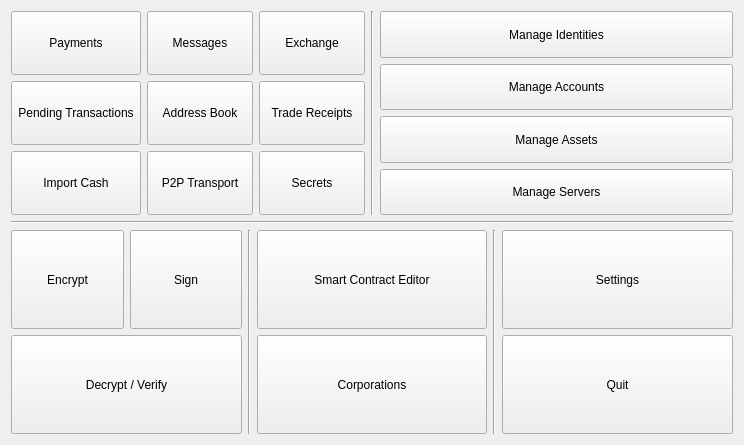
The window that src/gui/ui/dlgmenu.ui (Open-Transactions/Moneychanger) describes before a commit, drawn with Qt 5.
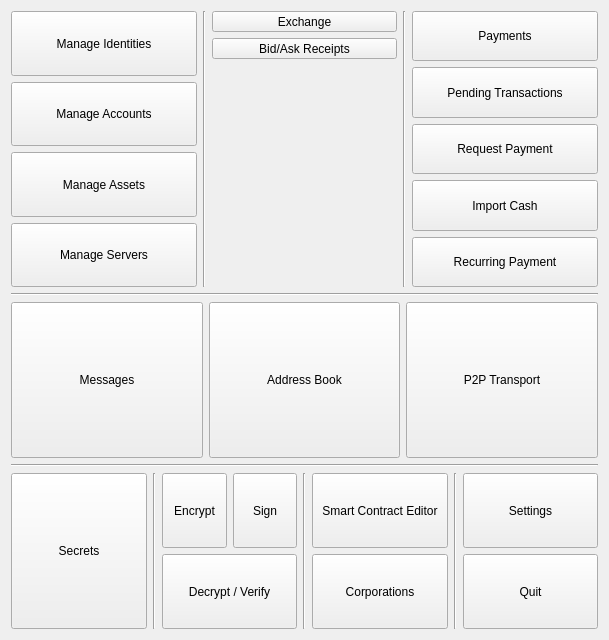
The same window after the commit. Icons and pictures are not drawn.

Commit message: "Recurring Payments" Dlg + other GUI improvements.

Diff of the .ui file:
```diff
--- a/src/gui/ui/dlgmenu.ui
+++ b/src/gui/ui/dlgmenu.ui
@@ -6,264 +6,16 @@
    <rect>
     <x>0</x>
     <y>0</y>
-    <width>744</width>
-    <height>445</height>
+    <width>609</width>
+    <height>640</height>
    </rect>
   </property>
   <property name="windowTitle">
    <string>Main Navigation</string>
   </property>
-  <layout class="QVBoxLayout" name="verticalLayout_4">
+  <layout class="QVBoxLayout" name="verticalLayout_6">
    <item>
-    <layout class="QHBoxLayout" name="horizontalLayout">
-     <item>
-      <layout class="QGridLayout" name="gridLayout_2">
-       <item row="0" column="0">
-        <widget class="QToolButton" name="toolButton_payments">
-         <property name="sizePolicy">
-          <sizepolicy hsizetype="Expanding" vsizetype="Expanding">
-           <horstretch>0</horstretch>
-           <verstretch>0</verstretch>
-          </sizepolicy>
-         </property>
-         <property name="text">
-          <string>Payments</string>
-         </property>
-         <property name="icon">
-          <iconset resource="../resource.qrc">
-           <normaloff>:/icons/icons/fistful_of_cash_72.png</normaloff>:/icons/icons/fistful_of_cash_72.png</iconset>
-         </property>
-         <property name="iconSize">
-          <size>
-           <width>64</width>
-           <height>64</height>
-          </size>
-         </property>
-         <property name="toolButtonStyle">
-          <enum>Qt::ToolButtonTextBesideIcon</enum>
-         </property>
-        </widget>
-       </item>
-       <item row="0" column="1">
-        <widget class="QToolButton" name="toolButton_messages">
-         <property name="sizePolicy">
-          <sizepolicy hsizetype="Expanding" vsizetype="Expanding">
-           <horstretch>0</horstretch>
-           <verstretch>0</verstretch>
-          </sizepolicy>
-         </property>
-         <property name="layoutDirection">
-          <enum>Qt::LeftToRight</enum>
-         </property>
-         <property name="text">
-          <string>Messages</string>
-         </property>
-         <property name="icon">
-          <iconset resource="../resource.qrc">
-           <normaloff>:/icons/icons/pencil.png</normaloff>:/icons/icons/pencil.png</iconset>
-         </property>
-         <property name="iconSize">
-          <size>
-           <width>64</width>
-           <height>64</height>
-          </size>
-         </property>
-         <property name="toolButtonStyle">
-          <enum>Qt::ToolButtonTextBesideIcon</enum>
-         </property>
-        </widget>
-       </item>
-       <item row="0" column="2">
-        <widget class="QToolButton" name="toolButton_markets">
-         <property name="sizePolicy">
-          <sizepolicy hsizetype="Expanding" vsizetype="Expanding">
-           <horstretch>0</horstretch>
-           <verstretch>0</verstretch>
-          </sizepolicy>
-         </property>
-         <property name="text">
-          <string>Exchange</string>
-         </property>
-         <property name="icon">
-          <iconset resource="../resource.qrc">
-           <normaloff>:/icons/markets</normaloff>:/icons/markets</iconset>
-         </property>
-         <property name="iconSize">
-          <size>
-           <width>64</width>
-           <height>64</height>
-          </size>
-         </property>
-         <property name="toolButtonStyle">
-          <enum>Qt::ToolButtonTextBesideIcon</enum>
-         </property>
-        </widget>
-       </item>
-       <item row="1" column="0">
-        <widget class="QToolButton" name="toolButton_pending">
-         <property name="sizePolicy">
-          <sizepolicy hsizetype="Expanding" vsizetype="Expanding">
-           <horstretch>0</horstretch>
-           <verstretch>0</verstretch>
-          </sizepolicy>
-         </property>
-         <property name="text">
-          <string>Pending Transactions</string>
-         </property>
-         <property name="icon">
-          <iconset resource="../resource.qrc">
-           <normaloff>:/icons/overview</normaloff>:/icons/overview</iconset>
-         </property>
-         <property name="iconSize">
-          <size>
-           <width>64</width>
-           <height>64</height>
-          </size>
-         </property>
-         <property name="toolButtonStyle">
-          <enum>Qt::ToolButtonTextBesideIcon</enum>
-         </property>
-        </widget>
-       </item>
-       <item row="1" column="1">
-        <widget class="QToolButton" name="toolButton_contacts">
-         <property name="sizePolicy">
-          <sizepolicy hsizetype="Expanding" vsizetype="Expanding">
-           <horstretch>0</horstretch>
-           <verstretch>0</verstretch>
-          </sizepolicy>
-         </property>
-         <property name="text">
-          <string>Address Book</string>
-         </property>
-         <property name="icon">
-          <iconset resource="../resource.qrc">
-           <normaloff>:/icons/icons/rolodex_small.png</normaloff>:/icons/icons/rolodex_small.png</iconset>
-         </property>
-         <property name="iconSize">
-          <size>
-           <width>64</width>
-           <height>64</height>
-          </size>
-         </property>
-         <property name="toolButtonStyle">
-          <enum>Qt::ToolButtonTextBesideIcon</enum>
-         </property>
-        </widget>
-       </item>
-       <item row="1" column="2">
-        <widget class="QToolButton" name="toolButton_trade_archive">
-         <property name="sizePolicy">
-          <sizepolicy hsizetype="Expanding" vsizetype="Expanding">
-           <horstretch>0</horstretch>
-           <verstretch>0</verstretch>
-          </sizepolicy>
-         </property>
-         <property name="text">
-          <string>Trade Receipts</string>
-         </property>
-         <property name="icon">
-          <iconset resource="../resource.qrc">
-           <normaloff>:/icons/overview</normaloff>:/icons/overview</iconset>
-         </property>
-         <property name="iconSize">
-          <size>
-           <width>64</width>
-           <height>64</height>
-          </size>
-         </property>
-         <property name="toolButtonStyle">
-          <enum>Qt::ToolButtonTextBesideIcon</enum>
-         </property>
-        </widget>
-       </item>
-       <item row="2" column="0">
-        <widget class="QToolButton" name="toolButton_importCash">
-         <property name="sizePolicy">
-          <sizepolicy hsizetype="Expanding" vsizetype="Expanding">
-           <horstretch>0</horstretch>
-           <verstretch>0</verstretch>
-          </sizepolicy>
-         </property>
-         <property name="text">
-          <string>Import Cash</string>
-         </property>
-         <property name="icon">
-          <iconset resource="../resource.qrc">
-           <normaloff>:/icons/icons/request.png</normaloff>:/icons/icons/request.png</iconset>
-         </property>
-         <property name="iconSize">
-          <size>
-           <width>64</width>
-           <height>64</height>
-          </size>
-         </property>
-         <property name="toolButtonStyle">
-          <enum>Qt::ToolButtonTextBesideIcon</enum>
-         </property>
-        </widget>
-       </item>
-       <item row="2" column="1">
-        <widget class="QToolButton" name="toolButton_transport">
-         <property name="sizePolicy">
-          <sizepolicy hsizetype="Expanding" vsizetype="Expanding">
-           <horstretch>0</horstretch>
-           <verstretch>0</verstretch>
-          </sizepolicy>
-         </property>
-         <property name="text">
-          <string>P2P Transport</string>
-         </property>
-         <property name="icon">
-          <iconset resource="../resource.qrc">
-           <normaloff>:/icons/icons/p2p.png</normaloff>:/icons/icons/p2p.png</iconset>
-         </property>
-         <property name="iconSize">
-          <size>
-           <width>64</width>
-           <height>64</height>
-          </size>
-         </property>
-         <property name="toolButtonStyle">
-          <enum>Qt::ToolButtonTextBesideIcon</enum>
-         </property>
-        </widget>
-       </item>
-       <item row="2" column="2">
-        <widget class="QToolButton" name="toolButton_secrets">
-         <property name="sizePolicy">
-          <sizepolicy hsizetype="Expanding" vsizetype="Expanding">
-           <horstretch>0</horstretch>
-           <verstretch>0</verstretch>
-          </sizepolicy>
-         </property>
-         <property name="text">
-          <string>Secrets</string>
-         </property>
-         <property name="icon">
-          <iconset resource="../resource.qrc">
-           <normaloff>:/icons/icons/safe_box.png</normaloff>:/icons/icons/safe_box.png</iconset>
-         </property>
-         <property name="iconSize">
-          <size>
-           <width>64</width>
-           <height>64</height>
-          </size>
-         </property>
-         <property name="toolButtonStyle">
-          <enum>Qt::ToolButtonTextBesideIcon</enum>
-         </property>
-        </widget>
-       </item>
-      </layout>
-     </item>
-     <item>
-      <widget class="Line" name="line">
-       <property name="orientation">
-        <enum>Qt::Vertical</enum>
-       </property>
-      </widget>
-     </item>
+    <layout class="QHBoxLayout" name="horizontalLayout_2">
      <item>
       <layout class="QVBoxLayout" name="verticalLayout">
        <item>
@@ -372,6 +124,223 @@
        </item>
       </layout>
      </item>
+     <item>
+      <widget class="Line" name="line_5">
+       <property name="orientation">
+        <enum>Qt::Vertical</enum>
+       </property>
+      </widget>
+     </item>
+     <item>
+      <layout class="QVBoxLayout" name="verticalLayout_5">
+       <item>
+        <widget class="QToolButton" name="toolButton_markets">
+         <property name="sizePolicy">
+          <sizepolicy hsizetype="Expanding" vsizetype="Expanding">
+           <horstretch>0</horstretch>
+           <verstretch>0</verstretch>
+          </sizepolicy>
+         </property>
+         <property name="text">
+          <string>Exchange</string>
+         </property>
+         <property name="icon">
+          <iconset resource="../resource.qrc">
+           <normaloff>:/icons/markets</normaloff>:/icons/markets</iconset>
+         </property>
+         <property name="iconSize">
+          <size>
+           <width>64</width>
+           <height>64</height>
+          </size>
+         </property>
+         <property name="toolButtonStyle">
+          <enum>Qt::ToolButtonTextBesideIcon</enum>
+         </property>
+        </widget>
+       </item>
+       <item>
+        <widget class="QToolButton" name="toolButton_trade_archive">
+         <property name="sizePolicy">
+          <sizepolicy hsizetype="Expanding" vsizetype="Expanding">
+           <horstretch>0</horstretch>
+           <verstretch>0</verstretch>
+          </sizepolicy>
+         </property>
+         <property name="text">
+          <string>Bid/Ask Receipts</string>
+         </property>
+         <property name="icon">
+          <iconset resource="../resource.qrc">
+           <normaloff>:/icons/overview</normaloff>:/icons/overview</iconset>
+         </property>
+         <property name="iconSize">
+          <size>
+           <width>64</width>
+           <height>64</height>
+          </size>
+         </property>
+         <property name="toolButtonStyle">
+          <enum>Qt::ToolButtonTextBesideIcon</enum>
+         </property>
+        </widget>
+       </item>
+       <item>
+        <spacer name="verticalSpacer">
+         <property name="orientation">
+          <enum>Qt::Vertical</enum>
+         </property>
+         <property name="sizeHint" stdset="0">
+          <size>
+           <width>20</width>
+           <height>228</height>
+          </size>
+         </property>
+        </spacer>
+       </item>
+      </layout>
+     </item>
+     <item>
+      <widget class="Line" name="line">
+       <property name="orientation">
+        <enum>Qt::Vertical</enum>
+       </property>
+      </widget>
+     </item>
+     <item>
+      <layout class="QVBoxLayout" name="verticalLayout_4">
+       <item>
+        <widget class="QToolButton" name="toolButton_payments">
+         <property name="sizePolicy">
+          <sizepolicy hsizetype="Expanding" vsizetype="Expanding">
+           <horstretch>0</horstretch>
+           <verstretch>0</verstretch>
+          </sizepolicy>
+         </property>
+         <property name="text">
+          <string>Payments</string>
+         </property>
+         <property name="icon">
+          <iconset resource="../resource.qrc">
+           <normaloff>:/icons/icons/fistful_of_cash_72.png</normaloff>:/icons/icons/fistful_of_cash_72.png</iconset>
+         </property>
+         <property name="iconSize">
+          <size>
+           <width>64</width>
+           <height>64</height>
+          </size>
+         </property>
+         <property name="toolButtonStyle">
+          <enum>Qt::ToolButtonTextBesideIcon</enum>
+         </property>
+        </widget>
+       </item>
+       <item>
+        <widget class="QToolButton" name="toolButton_pending">
+         <property name="sizePolicy">
+          <sizepolicy hsizetype="Expanding" vsizetype="Expanding">
+           <horstretch>0</horstretch>
+           <verstretch>0</verstretch>
+          </sizepolicy>
+         </property>
+         <property name="text">
+          <string>Pending Transactions</string>
+         </property>
+         <property name="icon">
+          <iconset resource="../resource.qrc">
+           <normaloff>:/icons/overview</normaloff>:/icons/overview</iconset>
+         </property>
+         <property name="iconSize">
+          <size>
+           <width>64</width>
+           <height>64</height>
+          </size>
+         </property>
+         <property name="toolButtonStyle">
+          <enum>Qt::ToolButtonTextBesideIcon</enum>
+         </property>
+        </widget>
+       </item>
+       <item>
+        <widget class="QToolButton" name="toolButton_requestPayment">
+         <property name="sizePolicy">
+          <sizepolicy hsizetype="Expanding" vsizetype="Expanding">
+           <horstretch>0</horstretch>
+           <verstretch>0</verstretch>
+          </sizepolicy>
+         </property>
+         <property name="text">
+          <string>Request Payment</string>
+         </property>
+         <property name="icon">
+          <iconset resource="../resource.qrc">
+           <normaloff>:/icons/icons/request.png</normaloff>:/icons/icons/request.png</iconset>
+         </property>
+         <property name="iconSize">
+          <size>
+           <width>64</width>
+           <height>64</height>
+          </size>
+         </property>
+         <property name="toolButtonStyle">
+          <enum>Qt::ToolButtonTextBesideIcon</enum>
+         </property>
+        </widget>
+       </item>
+       <item>
+        <widget class="QToolButton" name="toolButton_importCash">
+         <property name="sizePolicy">
+          <sizepolicy hsizetype="Expanding" vsizetype="Expanding">
+           <horstretch>0</horstretch>
+           <verstretch>0</verstretch>
+          </sizepolicy>
+         </property>
+         <property name="text">
+          <string>Import Cash</string>
+         </property>
+         <property name="icon">
+          <iconset resource="../resource.qrc">
+           <normaloff>:/icons/icons/green_up_arrow.png</normaloff>:/icons/icons/green_up_arrow.png</iconset>
+         </property>
+         <property name="iconSize">
+          <size>
+           <width>64</width>
+           <height>64</height>
+          </size>
+         </property>
+         <property name="toolButtonStyle">
+          <enum>Qt::ToolButtonTextBesideIcon</enum>
+         </property>
+        </widget>
+       </item>
+       <item>
+        <widget class="QToolButton" name="toolButton_recurringPayment">
+         <property name="sizePolicy">
+          <sizepolicy hsizetype="Expanding" vsizetype="Expanding">
+           <horstretch>0</horstretch>
+           <verstretch>0</verstretch>
+          </sizepolicy>
+         </property>
+         <property name="text">
+          <string>Recurring Payment</string>
+         </property>
+         <property name="icon">
+          <iconset resource="../resource.qrc">
+           <normaloff>:/icons/icons/refresh.png</normaloff>:/icons/icons/refresh.png</iconset>
+         </property>
+         <property name="iconSize">
+          <size>
+           <width>64</width>
+           <height>64</height>
+          </size>
+         </property>
+         <property name="toolButtonStyle">
+          <enum>Qt::ToolButtonTextBesideIcon</enum>
+         </property>
+        </widget>
+       </item>
+      </layout>
+     </item>
     </layout>
    </item>
    <item>
@@ -382,7 +351,132 @@
     </widget>
    </item>
    <item>
-    <layout class="QHBoxLayout" name="horizontalLayout_2">
+    <layout class="QHBoxLayout" name="horizontalLayout_3">
+     <item>
+      <widget class="QToolButton" name="toolButton_messages">
+       <property name="sizePolicy">
+        <sizepolicy hsizetype="Expanding" vsizetype="Expanding">
+         <horstretch>0</horstretch>
+         <verstretch>0</verstretch>
+        </sizepolicy>
+       </property>
+       <property name="layoutDirection">
+        <enum>Qt::LeftToRight</enum>
+       </property>
+       <property name="text">
+        <string>Messages</string>
+       </property>
+       <property name="icon">
+        <iconset resource="../resource.qrc">
+         <normaloff>:/icons/icons/pencil.png</normaloff>:/icons/icons/pencil.png</iconset>
+       </property>
+       <property name="iconSize">
+        <size>
+         <width>64</width>
+         <height>64</height>
+        </size>
+       </property>
+       <property name="toolButtonStyle">
+        <enum>Qt::ToolButtonTextBesideIcon</enum>
+       </property>
+      </widget>
+     </item>
+     <item>
+      <widget class="QToolButton" name="toolButton_contacts">
+       <property name="sizePolicy">
+        <sizepolicy hsizetype="Expanding" vsizetype="Expanding">
+         <horstretch>0</horstretch>
+         <verstretch>0</verstretch>
+        </sizepolicy>
+       </property>
+       <property name="text">
+        <string>Address Book</string>
+       </property>
+       <property name="icon">
+        <iconset resource="../resource.qrc">
+         <normaloff>:/icons/icons/rolodex_small.png</normaloff>:/icons/icons/rolodex_small.png</iconset>
+       </property>
+       <property name="iconSize">
+        <size>
+         <width>64</width>
+         <height>64</height>
+        </size>
+       </property>
+       <property name="toolButtonStyle">
+        <enum>Qt::ToolButtonTextBesideIcon</enum>
+       </property>
+      </widget>
+     </item>
+     <item>
+      <widget class="QToolButton" name="toolButton_transport">
+       <property name="sizePolicy">
+        <sizepolicy hsizetype="Expanding" vsizetype="Expanding">
+         <horstretch>0</horstretch>
+         <verstretch>0</verstretch>
+        </sizepolicy>
+       </property>
+       <property name="text">
+        <string>P2P Transport</string>
+       </property>
+       <property name="icon">
+        <iconset resource="../resource.qrc">
+         <normaloff>:/icons/icons/p2p.png</normaloff>:/icons/icons/p2p.png</iconset>
+       </property>
+       <property name="iconSize">
+        <size>
+         <width>64</width>
+         <height>64</height>
+        </size>
+       </property>
+       <property name="toolButtonStyle">
+        <enum>Qt::ToolButtonTextBesideIcon</enum>
+       </property>
+      </widget>
+     </item>
+    </layout>
+   </item>
+   <item>
+    <widget class="Line" name="line_7">
+     <property name="orientation">
+      <enum>Qt::Horizontal</enum>
+     </property>
+    </widget>
+   </item>
+   <item>
+    <layout class="QHBoxLayout" name="horizontalLayout">
+     <item>
+      <widget class="QToolButton" name="toolButton_secrets">
+       <property name="sizePolicy">
+        <sizepolicy hsizetype="Expanding" vsizetype="Expanding">
+         <horstretch>0</horstretch>
+         <verstretch>0</verstretch>
+        </sizepolicy>
+       </property>
+       <property name="text">
+        <string>Secrets</string>
+       </property>
+       <property name="icon">
+        <iconset resource="../resource.qrc">
+         <normaloff>:/icons/icons/safe_box.png</normaloff>:/icons/icons/safe_box.png</iconset>
+       </property>
+       <property name="iconSize">
+        <size>
+         <width>64</width>
+         <height>64</height>
+        </size>
+       </property>
+       <property name="toolButtonStyle">
+        <enum>Qt::ToolButtonTextBesideIcon</enum>
+       </property>
+      </widget>
+     </item>
+     <item>
+      <widget class="Line" name="line_2">
+       <property name="orientation">
+        <enum>Qt::Vertical</enum>
+       </property>
+      </widget>
+     </item>
      <item>
       <layout class="QGridLayout" name="gridLayout">
        <item row="0" column="0">
@@ -481,7 +575,7 @@
       </layout>
      </item>
      <item>
-      <widget class="Line" name="line_2">
+      <widget class="Line" name="line_4">
        <property name="orientation">
         <enum>Qt::Vertical</enum>
        </property>
@@ -518,7 +612,7 @@
       </layout>
      </item>
      <item>
-      <widget class="Line" name="line_4">
+      <widget class="Line" name="line_6">
        <property name="orientation">
         <enum>Qt::Vertical</enum>
        </property>
```
Left out of the diff: 11 changed lines with no effect on the pictures. The commit also changes 19 other files.
